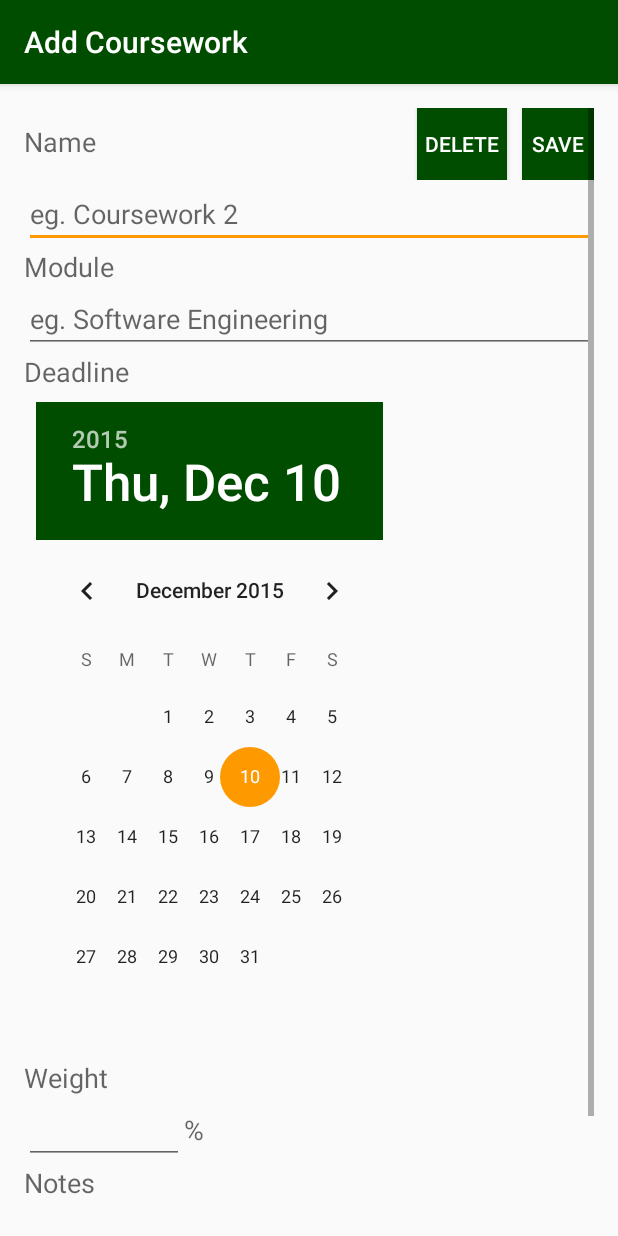
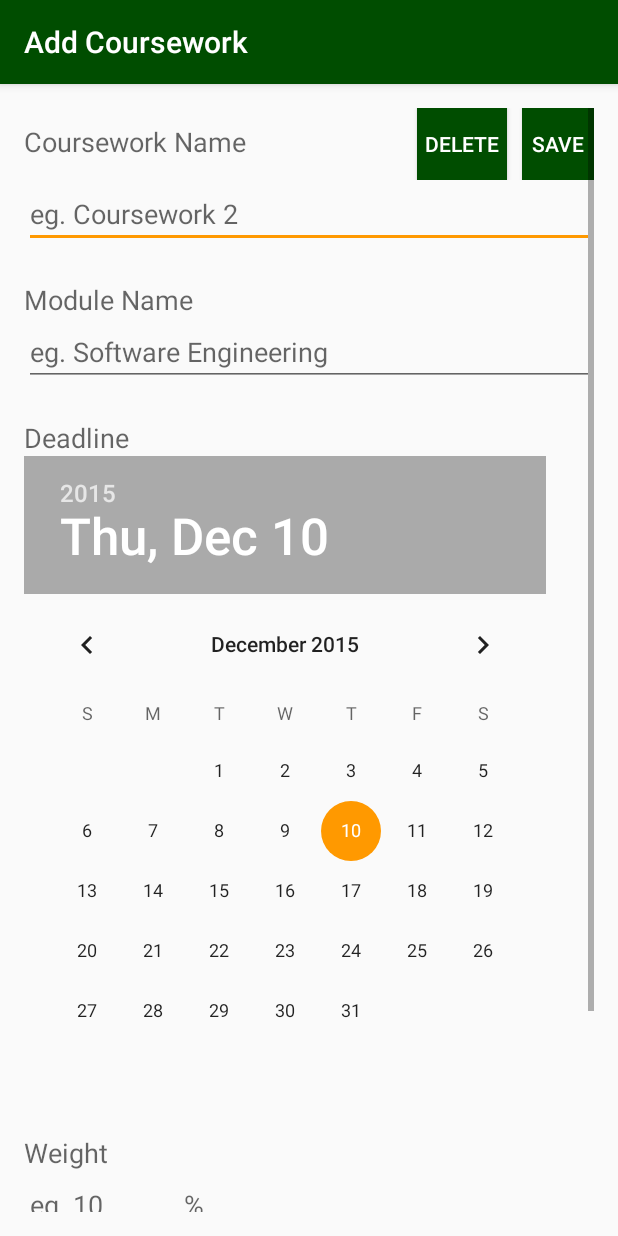
Before and after one commit to andygoldfinch/android-coursework-tracker, an Android app: the EditActivity screen opened directly, with no data from a screen before it, on a phone screen of 412 x 824 dp. Run offline under Robolectric (Android 15) with nearby library versions, the phone set to English and light mode, and no system bars.

Commit message:
Refactor edit activity

```diff
--- a/app/src/main/res/layout/activity_edit.xml
+++ b/app/src/main/res/layout/activity_edit.xml
@@ -1,19 +1,21 @@
 <?xml version="1.0" encoding="utf-8"?>
 <RelativeLayout xmlns:android="http://schemas.android.com/apk/res/android"
-    xmlns:tools="http://schemas.android.com/tools" android:layout_width="match_parent"
-    android:layout_height="match_parent" android:paddingLeft="@dimen/activity_horizontal_margin"
+    xmlns:tools="http://schemas.android.com/tools"
+    android:layout_width="match_parent"
+    android:layout_height="match_parent"
+    android:paddingBottom="@dimen/activity_vertical_margin"
+    android:paddingLeft="@dimen/activity_horizontal_margin"
     android:paddingRight="@dimen/activity_horizontal_margin"
     android:paddingTop="@dimen/activity_vertical_margin"
-    android:paddingBottom="@dimen/activity_vertical_margin"
     tools:context="uk.ac.leeds.atcg_gdl.courseworktracker.EditActivity">
 
     <ScrollView
+        android:id="@+id/scrollView"
         android:layout_width="fill_parent"
         android:layout_height="wrap_content"
-        android:id="@+id/scrollView"
-        android:layout_alignParentTop="true"
         android:layout_alignParentLeft="true"
-        android:layout_alignParentStart="true" >
+        android:layout_alignParentStart="true"
+        android:layout_alignParentTop="true">
 
         <LinearLayout
             android:layout_width="match_parent"
@@ -21,131 +23,138 @@
             android:orientation="vertical">
 
             <LinearLayout
-                android:orientation="horizontal"
                 android:layout_width="match_parent"
-                android:layout_height="match_parent">
+                android:layout_height="match_parent"
+                android:orientation="horizontal">
 
                 <TextView
+                    android:id="@+id/textViewName"
                     android:layout_width="wrap_content"
                     android:layout_height="wrap_content"
-                    android:textAppearance="?android:attr/textAppearanceMedium"
-                    android:text="@string/label_name"
-                    android:id="@+id/textViewName" />
+                    android:text="@string/label_coursework_name"
+                    android:textAppearance="?android:attr/textAppearanceMedium" />
 
-                <View android:layout_width="0dp"
+                <View
+                    android:layout_width="0dp"
                     android:layout_height="0dp"
-                    android:layout_weight="1"/>
+                    android:layout_weight="1" />
 
                 <Button
+                    android:id="@+id/buttonDelete"
                     style="?android:attr/buttonStyleSmall"
                     android:layout_width="60sp"
                     android:layout_height="wrap_content"
+                    android:background="@color/colorPrimary"
+                    android:onClick="handleButtonDelete"
                     android:text="@string/button_delete"
-                    android:id="@+id/buttonDelete"
-                    android:onClick="handleButtonDelete"
-                    android:background="@color/colorPrimary"
                     android:textColor="@color/colorButtonText" />
 
-                <View android:layout_width="10dp"
-                    android:layout_height="0dp"/>
+                <View
+                    android:layout_width="10dp"
+                    android:layout_height="0dp" />
 
                 <Button
+                    android:id="@+id/buttonSave"
                     style="?android:attr/buttonStyleSmall"
                     android:layout_width="wrap_content"
                     android:layout_height="wrap_content"
+                    android:background="@color/colorPrimary"
+                    android:onClick="handleButtonSave"
                     android:text="@string/button_save"
-                    android:id="@+id/buttonSave"
-                    android:onClick="handleButtonSave"
-                    android:background="@color/colorPrimary"
-                    android:textColor="@color/colorButtonText"/>
+                    android:textColor="@color/colorButtonText" />
             </LinearLayout>
 
             <EditText
+                android:id="@+id/editTextName"
                 android:layout_width="fill_parent"
                 android:layout_height="wrap_content"
-                android:id="@+id/editTextName"
-                android:singleLine="true"
-                android:hint="@string/hint_name"/>
+                android:layout_marginBottom="@dimen/activity_internal_margin"
+                android:hint="@string/hint_coursework_name"
+                android:singleLine="true" />
 
             <TextView
+                android:id="@+id/textViewModule"
                 android:layout_width="wrap_content"
                 android:layout_height="wrap_content"
-                android:textAppearance="?android:attr/textAppearanceMedium"
-                android:text="@string/label_module"
-                android:id="@+id/textViewModule" />
+                android:text="@string/label_module_name"
+                android:textAppearance="?android:attr/textAppearanceMedium" />
 
             <EditText
+                android:id="@+id/editTextModule"
                 android:layout_width="fill_parent"
                 android:layout_height="wrap_content"
-                android:id="@+id/editTextModule"
-                android:singleLine="true"
-                android:hint="@string/hint_module"/>
+                android:layout_marginBottom="@dimen/activity_internal_margin"
+                android:hint="@string/hint_module_name"
+                android:singleLine="true" />
 
             <TextView
+                android:id="@+id/textViewDeadline"
                 android:layout_width="wrap_content"
                 android:layout_height="wrap_content"
-                android:textAppearance="?android:attr/textAppearanceMedium"
                 android:text="@string/label_deadline"
-                android:id="@+id/textViewDeadline" />
+                android:textAppearance="?android:attr/textAppearanceMedium" />
 
             <DatePicker
-                android:layout_width="247dp"
+                android:id="@+id/datePickerDeadline"
+                android:layout_width="fill_parent"
                 android:layout_height="wrap_content"
-                android:id="@+id/datePickerDeadline"
-                android:headerBackground="@color/colorPrimary"
-                android:padding="8dp"
-                />
+                android:layout_marginBottom="@dimen/activity_internal_margin"
+                android:headerBackground="@android:color/darker_gray" />
 
             <TextView
+                android:id="@+id/textViewWeight"
                 android:layout_width="wrap_content"
                 android:layout_height="wrap_content"
-                android:textAppearance="?android:attr/textAppearanceMedium"
                 android:text="@string/label_weight"
-                android:id="@+id/textViewWeight"/>
+                android:textAppearance="?android:attr/textAppearanceMedium" />
 
             <LinearLayout
-                android:orientation="horizontal"
                 android:layout_width="match_parent"
-                android:layout_height="match_parent">
+                android:layout_height="match_parent"
+                android:layout_marginBottom="@dimen/activity_internal_margin"
+                android:orientation="horizontal">
 
                 <EditText
+                    android:id="@+id/editTextWeight"
                     android:layout_width="wrap_content"
                     android:layout_height="wrap_content"
+                    android:ems="5"
                     android:inputType="number"
-                    android:ems="5"
-                    android:id="@+id/editTextWeight"/>
+                    android:hint="@string/hint_weight"/>
 
                 <TextView
+                    android:id="@+id/textViewPercent"
                     android:layout_width="wrap_content"
                     android:layout_height="wrap_content"
-                    android:textAppearance="?android:attr/textAppearanceMedium"
                     android:text="@string/label_percent"
-                    android:id="@+id/textViewPercent" />
+                    android:textAppearance="?android:attr/textAppearanceMedium" />
 
             </LinearLayout>
 
             <TextView
+                android:id="@+id/textViewNotes"
                 android:layout_width="wrap_content"
                 android:layout_height="wrap_content"
-                android:textAppearance="?android:attr/textAppearanceMedium"
                 android:text="@string/label_notes"
-                android:id="@+id/textViewNotes" />
+                android:textAppearance="?android:attr/textAppearanceMedium" />
 
             <EditText
+                android:id="@+id/editTextNotes"
                 android:layout_width="fill_parent"
                 android:layout_height="wrap_content"
-                android:inputType="textMultiLine"
+                android:layout_marginBottom="@dimen/activity_internal_margin"
                 android:ems="10"
-                android:id="@+id/editTextNotes"
-                android:hint="@string/hint_notes"/>
+                android:hint="@string/hint_notes"
+                android:inputType="textMultiLine" />
 
             <CheckBox
+                android:id="@+id/checkbox"
                 android:layout_width="wrap_content"
                 android:layout_height="wrap_content"
                 android:text="@string/label_completed"
-                android:id="@+id/checkbox"
                 android:textSize="17sp" />
 
         </LinearLayout>
     </ScrollView>
+
 </RelativeLayout>
--- a/app/src/main/res/values/dimens.xml
+++ b/app/src/main/res/values/dimens.xml
@@ -2,5 +2,6 @@
     <!-- Default screen margins, per the Android Design guidelines. -->
     <dimen name="activity_horizontal_margin">16dp</dimen>
     <dimen name="activity_vertical_margin">16dp</dimen>
+    <dimen name="activity_internal_margin">22dp</dimen>
     <dimen name="activity_bottom_height">38dp</dimen>
 </resources>
--- a/app/src/main/res/values/strings.xml
+++ b/app/src/main/res/values/strings.xml
@@ -5,17 +5,18 @@
     <string name="button_add">Add</string>
     <string name="button_save">Save</string>
     <string name="button_delete">Delete</string>
-    <string name="label_name">Name</string>
-    <string name="label_module">Module</string>
+    <string name="label_coursework_name">Coursework Name</string>
+    <string name="label_module_name">Module Name</string>
     <string name="label_deadline">Deadline</string>
     <string name="label_weight">Weight</string>
     <string name="label_percent">%</string>
     <string name="label_notes">Notes</string>
     <string name="label_completed">Completed</string>
     <string name="label_show_completed">Show Completed Courseworks</string>
-    <string name="hint_name">eg. Coursework 2</string>
-    <string name="hint_module">eg. Software Engineering</string>
-    <string name="hint_notes">eg. Pair project with George</string>
+    <string name="hint_coursework_name">eg. Coursework 2</string>
+    <string name="hint_module_name">eg. Software Engineering</string>
+    <string name="hint_weight">eg. 10</string>
+    <string name="hint_notes"></string>
     <string name="notification_title">Coursework Deadline</string>
     <string name="toast_coursework_saved">Coursework Saved</string>
     <string name="toast_coursework_deleted">Coursework Deleted</string>
```
